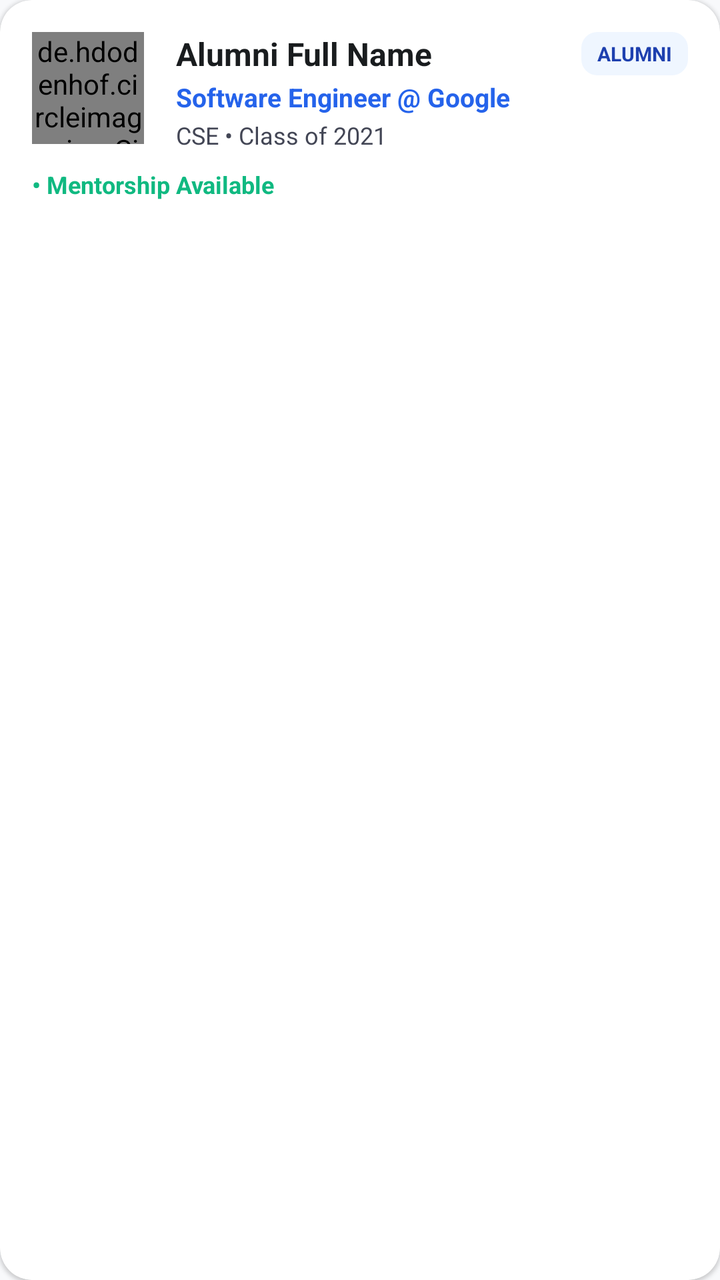
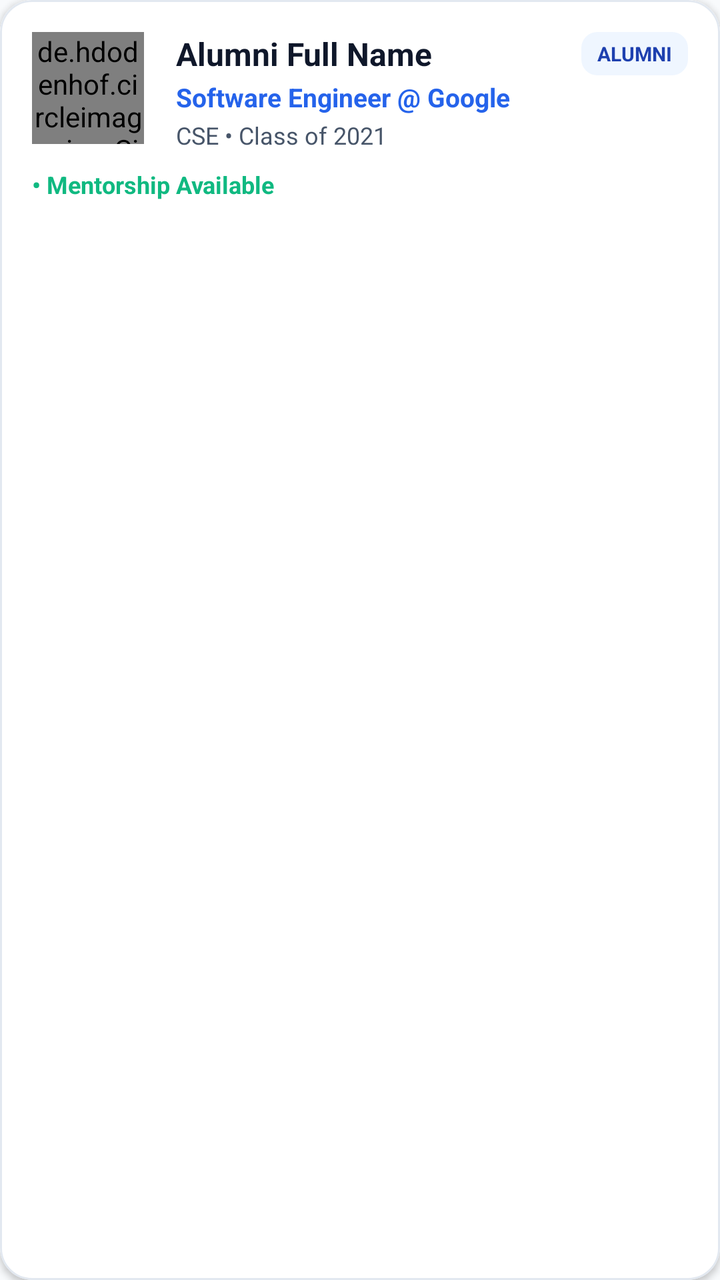

Screens rendered from an Android XML layout before and after an edit, with the pre-edit source and the edit as a unified diff.
<!-- AndroidManifest.xml: application theme Theme.AlumniConnect -->
<!-- res/layout/item_alumni.xml -->
<?xml version="1.0" encoding="utf-8"?>
<androidx.cardview.widget.CardView xmlns:android="http://schemas.android.com/apk/res/android"
    xmlns:app="http://schemas.android.com/apk/res-auto"
    android:layout_width="match_parent"
    android:layout_height="wrap_content"
    android:layout_marginBottom="12dp"
    app:cardCornerRadius="16dp"
    app:cardElevation="1dp"
    app:cardBackgroundColor="@color/surface">

    <androidx.constraintlayout.widget.ConstraintLayout
        android:layout_width="match_parent"
        android:layout_height="wrap_content"
        android:padding="16dp">

        <de.hdodenhof.circleimageview.CircleImageView
            android:id="@+id/civAvatar"
            android:layout_width="56dp"
            android:layout_height="56dp"
            android:src="@drawable/ic_profile"
            app:civ_border_width="1dp"
            app:civ_border_color="@color/primary"
            app:layout_constraintStart_toStartOf="parent"
            app:layout_constraintTop_toTopOf="parent" />

        <TextView
            android:id="@+id/tvName"
            android:layout_width="0dp"
            android:layout_height="wrap_content"
            android:layout_marginStart="16dp"
            android:text="Alumni Full Name"
            android:textColor="@color/on_surface"
            android:textSize="16sp"
            android:textStyle="bold"
            app:layout_constraintEnd_toStartOf="@id/tvRoleTag"
            app:layout_constraintStart_toEndOf="@id/civAvatar"
            app:layout_constraintTop_toTopOf="@id/civAvatar" />

        <TextView
            android:id="@+id/tvRoleTag"
            android:layout_width="wrap_content"
            android:layout_height="wrap_content"
            android:background="@drawable/bg_chip"
            android:paddingHorizontal="8dp"
            android:paddingVertical="4dp"
            android:text="ALUMNI"
            android:textColor="@color/chip_text"
            android:textSize="10sp"
            android:textStyle="bold"
            app:layout_constraintEnd_toEndOf="parent"
            app:layout_constraintTop_toTopOf="@id/tvName" />

        <TextView
            android:id="@+id/tvCompanyDesignation"
            android:layout_width="0dp"
            android:layout_height="wrap_content"
            android:layout_marginTop="2dp"
            android:text="Software Engineer @ Google"
            android:textColor="@color/primary"
            android:textSize="13sp"
            android:textStyle="bold"
            app:layout_constraintEnd_toEndOf="parent"
            app:layout_constraintStart_toStartOf="@id/tvName"
            app:layout_constraintTop_toBottomOf="@id/tvName" />

        <TextView
            android:id="@+id/tvDeptYear"
            android:layout_width="0dp"
            android:layout_height="wrap_content"
            android:layout_marginTop="2dp"
            android:text="CSE • Class of 2021"
            android:textColor="@color/on_surface_variant"
            android:textSize="12sp"
            app:layout_constraintEnd_toEndOf="parent"
            app:layout_constraintStart_toStartOf="@id/tvName"
            app:layout_constraintTop_toBottomOf="@id/tvCompanyDesignation" />

        <TextView
            android:id="@+id/tvMentorshipStatus"
            android:layout_width="wrap_content"
            android:layout_height="wrap_content"
            android:layout_marginTop="12dp"
            android:text="• Mentorship Available"
            android:textColor="@color/success"
            android:textSize="12sp"
            android:textStyle="bold"
            app:layout_constraintStart_toStartOf="parent"
            app:layout_constraintTop_toBottomOf="@id/civAvatar" />

    </androidx.constraintlayout.widget.ConstraintLayout>
</androidx.cardview.widget.CardView>
<!-- resources referenced by this layout -->
<resources>
  <color name="chip_text">#1E40AF</color>
  <color name="on_surface">#191C1E</color>
  <color name="on_surface_variant">#434655</color>
  <color name="primary">#2563EB</color>
  <color name="success">#10B981</color>
  <color name="surface">#FFFFFF</color>
  <!-- drawable bg_chip (drawable) -->
  <?xml version="1.0" encoding="utf-8"?>
  <shape xmlns:android="http://schemas.android.com/apk/res/android"
      android:shape="rectangle">
      <solid android:color="@color/chip_background" />
      <corners android:radius="8dp" />
  </shape>
  <!-- drawable ic_profile (drawable) -->
  <vector xmlns:android="http://schemas.android.com/apk/res/android"
      android:width="24dp"
      android:height="24dp"
      android:viewportWidth="24"
      android:viewportHeight="24">
    <path
        android:fillColor="#FF000000"
        android:pathData="M12,12c2.21,0 4,-1.79 4,-4s-1.79,-4 -4,-4 -4,1.79 -4,4 1.79,4 4,4zm0,2c-2.67,0 -8,1.34 -8,4v2h16v-2c0,-2.66 -5.33,-4 -8,-4z"/>
  </vector>
  <style name="Theme.AlumniConnect" parent="Theme.MaterialComponents.DayNight.NoActionBar">
          
          <item name="colorPrimary">@color/primary</item>
          <item name="colorPrimaryVariant">@color/primary_variant</item>
          <item name="colorOnPrimary">@color/on_primary</item>
          
          
          <item name="colorSecondary">@color/secondary</item>
          <item name="colorSecondaryVariant">@color/secondary_variant</item>
          <item name="colorOnSecondary">@color/on_secondary</item>
          
          
          <item name="android:statusBarColor">@color/primary</item>
          <item name="android:windowLightStatusBar">false</item>
          
          
          <item name="android:windowBackground">@color/background</item>
          <item name="colorSurface">@color/surface</item>
          <item name="colorOnSurface">@color/on_surface</item>
  
          
          <item name="materialButtonStyle">@style/Widget.AlumniConnect.Button</item>
          <item name="textInputStyle">@style/Widget.AlumniConnect.TextInputLayout</item>
      </style>
  <color name="chip_background">#EFF6FF</color>
  <color name="primary_variant">#004AC6</color>
  <color name="on_primary">#FFFFFF</color>
  <color name="secondary">#505F76</color>
  <color name="secondary_variant">#38485D</color>
  <color name="on_secondary">#FFFFFF</color>
  <color name="background">#F8F9FB</color>
  <style name="Widget.AlumniConnect.Button" parent="Widget.MaterialComponents.Button">
          <item name="cornerRadius">12dp</item>
          <item name="android:paddingTop">12dp</item>
          <item name="android:paddingBottom">12dp</item>
          <item name="android:textAllCaps">false</item>
          <item name="android:textStyle">bold</item>
      </style>
  <style name="Widget.AlumniConnect.TextInputLayout" parent="Widget.MaterialComponents.TextInputLayout.OutlinedBox">
          <item name="boxCornerRadiusTopStart">12dp</item>
          <item name="boxCornerRadiusTopEnd">12dp</item>
          <item name="boxCornerRadiusBottomStart">12dp</item>
          <item name="boxCornerRadiusBottomEnd">12dp</item>
          <item name="boxStrokeColor">@color/primary</item>
      </style>
</resources>

<!-- the commit's change to res/layout/item_alumni.xml (unified diff, before → after) -->
@@ -1,17 +1,20 @@
 <?xml version="1.0" encoding="utf-8"?>
-<androidx.cardview.widget.CardView xmlns:android="http://schemas.android.com/apk/res/android"
+<com.google.android.material.card.MaterialCardView xmlns:android="http://schemas.android.com/apk/res/android"
     xmlns:app="http://schemas.android.com/apk/res-auto"
     android:layout_width="match_parent"
     android:layout_height="wrap_content"
     android:layout_marginBottom="12dp"
     app:cardCornerRadius="16dp"
-    app:cardElevation="1dp"
-    app:cardBackgroundColor="@color/surface">
+    app:cardElevation="2dp"
+    app:cardBackgroundColor="#FFFFFF"
+    app:strokeColor="#E2E8F0"
+    app:strokeWidth="1dp">
 
     <androidx.constraintlayout.widget.ConstraintLayout
         android:layout_width="match_parent"
         android:layout_height="wrap_content"
-        android:padding="16dp">
+        android:padding="16dp"
+        android:background="#FFFFFF">
 
         <de.hdodenhof.circleimageview.CircleImageView
             android:id="@+id/civAvatar"
@@ -29,7 +32,7 @@
             android:layout_height="wrap_content"
             android:layout_marginStart="16dp"
             android:text="Alumni Full Name"
-            android:textColor="@color/on_surface"
+            android:textColor="#0F172A"
             android:textSize="16sp"
             android:textStyle="bold"
             app:layout_constraintEnd_toStartOf="@id/tvRoleTag"
@@ -69,7 +72,7 @@
             android:layout_height="wrap_content"
             android:layout_marginTop="2dp"
             android:text="CSE • Class of 2021"
-            android:textColor="@color/on_surface_variant"
+            android:textColor="#475569"
             android:textSize="12sp"
             app:layout_constraintEnd_toEndOf="parent"
             app:layout_constraintStart_toStartOf="@id/tvName"
@@ -88,4 +91,4 @@
             app:layout_constraintTop_toBottomOf="@id/civAvatar" />
 
     </androidx.constraintlayout.widget.ConstraintLayout>
-</androidx.cardview.widget.CardView>
+</com.google.android.material.card.MaterialCardView>
<!-- resource entries referenced after the edit -->
@@ -1,8 +1,11 @@
 <!-- resources referenced by this layout -->
 <resources>
   <color name="chip_text">#1E40AF</color>
-  <color name="on_surface">#191C1E</color>
-  <color name="on_surface_variant">#434655</color>
+  <color name="on_surface">#1E293B</color>
+  <color name="on_background">#0F172A</color>
+  <color name="on_surface_variant">#334155</color>
+  <color name="input_text">#0F172A</color>
+  <color name="input_hint">#64748B</color>
   <color name="primary">#2563EB</color>
   <color name="success">#10B981</color>
   <color name="surface">#FFFFFF</color>
@@ -23,7 +26,7 @@
         android:fillColor="#FF000000"
         android:pathData="M12,12c2.21,0 4,-1.79 4,-4s-1.79,-4 -4,-4 -4,1.79 -4,4 1.79,4 4,4zm0,2c-2.67,0 -8,1.34 -8,4v2h16v-2c0,-2.66 -5.33,-4 -8,-4z"/>
   </vector>
-  <style name="Theme.AlumniConnect" parent="Theme.MaterialComponents.DayNight.NoActionBar">
+  <style name="Theme.AlumniConnect" parent="Theme.MaterialComponents.Light.NoActionBar">
           
           <item name="colorPrimary">@color/primary</item>
           <item name="colorPrimaryVariant">@color/primary_variant</item>
@@ -42,18 +45,28 @@
           <item name="android:windowBackground">@color/background</item>
           <item name="colorSurface">@color/surface</item>
           <item name="colorOnSurface">@color/on_surface</item>
+          <item name="android:textColor">@color/on_background</item>
+          <item name="android:textColorPrimary">@color/on_background</item>
+          <item name="android:textColorSecondary">@color/on_surface_variant</item>
+  
+          
+          <item name="editTextColor">@color/input_text</item>
+          <item name="android:textColorHint">@color/input_hint</item>
+  
+          
+          <item name="cardBackgroundColor">@color/surface</item>
   
           
           <item name="materialButtonStyle">@style/Widget.AlumniConnect.Button</item>
           <item name="textInputStyle">@style/Widget.AlumniConnect.TextInputLayout</item>
       </style>
   <color name="chip_background">#EFF6FF</color>
-  <color name="primary_variant">#004AC6</color>
+  <color name="primary_variant">#1D4ED8</color>
   <color name="on_primary">#FFFFFF</color>
-  <color name="secondary">#505F76</color>
-  <color name="secondary_variant">#38485D</color>
+  <color name="secondary">#475569</color>
+  <color name="secondary_variant">#334155</color>
   <color name="on_secondary">#FFFFFF</color>
-  <color name="background">#F8F9FB</color>
+  <color name="background">#F8FAFC</color>
   <style name="Widget.AlumniConnect.Button" parent="Widget.MaterialComponents.Button">
           <item name="cornerRadius">12dp</item>
           <item name="android:paddingTop">12dp</item>
@@ -67,6 +80,9 @@
           <item name="boxCornerRadiusBottomStart">12dp</item>
           <item name="boxCornerRadiusBottomEnd">12dp</item>
           <item name="boxStrokeColor">@color/primary</item>
+          <item name="boxBackgroundColor">@color/surface</item>
+          <item name="hintTextColor">@color/primary</item>
+          <item name="android:textColorHint">@color/input_hint</item>
       </style>
 </resources>
 
